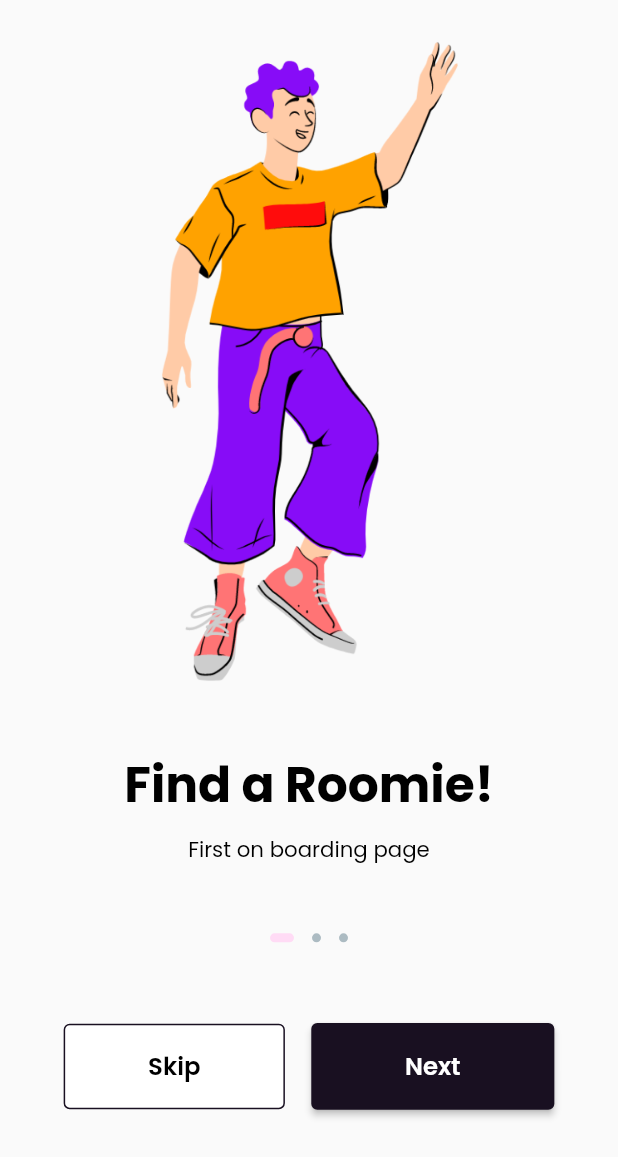
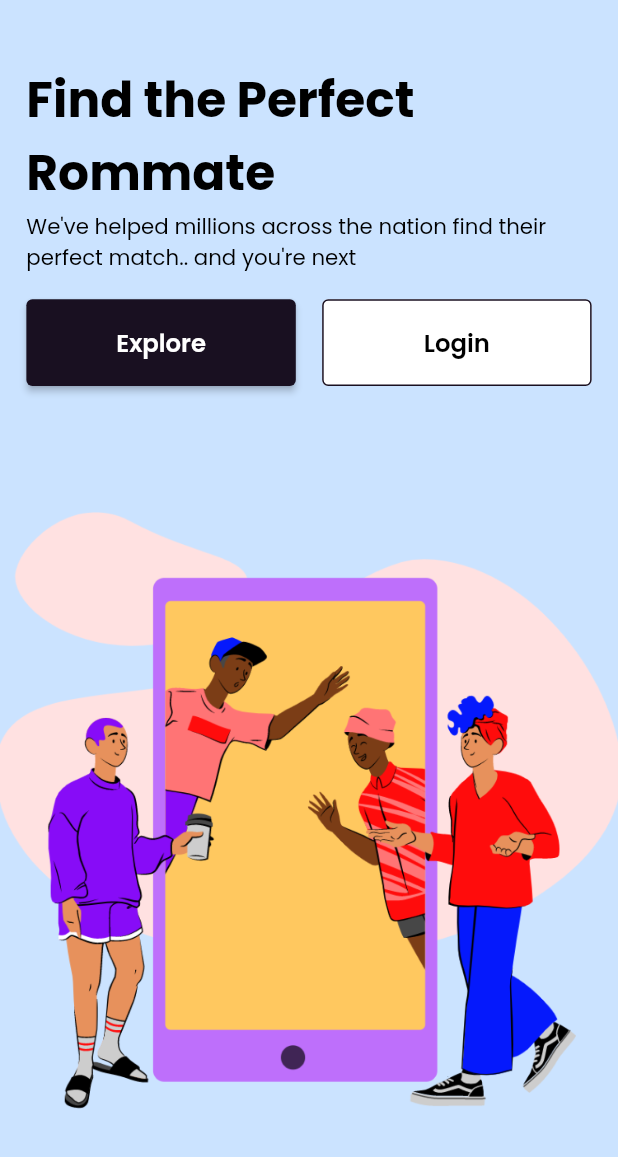
Before and after one commit to satriawarn/FlutterBooking, a Flutter app: the screen it shows after launch, on a phone screen of 412 x 824 dp. Shown: the top 1157 px of the screen. Run offline on Flutter 3.47's test engine with Material 2 defaults, Android fonts, the phone set to English and light mode, and no system bars; our stand-ins replace bloc, flutter_bloc, flutter_screenutil.

Commit message:
complete the welcome page

```diff
--- a/lib/main.dart
+++ b/lib/main.dart
@@ -1,4 +1,5 @@
 import 'package:booking_aja/presentation/pages/onboarding/onboarding_view.dart';
+import 'package:booking_aja/presentation/pages/welcome/welcome_view.dart';
 import 'package:flutter/material.dart';
 import 'package:flutter_screenutil/flutter_screenutil.dart';
 
@@ -24,7 +25,7 @@ class MyApp extends StatelessWidget {
             primarySwatch: Colors.blue,
             fontFamily: 'Poppins',
           ),
-          home: const OnboardingPage(),
+          home: const WelcomePage(),
         );
       },
     );
--- /dev/null
+++ b/lib/presentation/pages/welcome/component/welcome_button.dart
@@ -0,0 +1,33 @@
+import 'package:booking_aja/config/theme/app_dimen.dart';
+import 'package:booking_aja/presentation/widget/primary_button.dart';
+import 'package:booking_aja/presentation/widget/secondary_button.dart';
+import 'package:booking_aja/utils/extension/double_extension.dart';
+import 'package:flutter/material.dart';
+
+class WelcomeButton extends StatelessWidget {
+  const WelcomeButton({Key? key}) : super(key: key);
+
+  @override
+  Widget build(BuildContext context) {
+    return Padding(
+      padding: EdgeInsets.symmetric(horizontal: AppDimen.w16),
+      child: Row(
+        children: [
+          Expanded(
+            child: PrimaryButton(
+              onPressed: () {},
+              text: "Explore",
+            ),
+          ),
+          16.0.width,
+          Expanded(
+            child: SecondaryButton(
+              onPressed: () {},
+              text: "Login",
+            ),
+          ),
+        ],
+      ),
+    );
+  }
+}
--- /dev/null
+++ b/lib/presentation/pages/welcome/component/welcome_image.dart
@@ -0,0 +1,16 @@
+import 'package:booking_aja/data/src/img_string.dart';
+import 'package:flutter/material.dart';
+
+class WelcomeImage extends StatelessWidget {
+  const WelcomeImage({Key? key}) : super(key: key);
+
+  @override
+  Widget build(BuildContext context) {
+    return Expanded(
+      child: Image.asset(
+        ImgString.giantPhone,
+        fit: BoxFit.contain,
+      ),
+    );
+  }
+}
--- /dev/null
+++ b/lib/presentation/pages/welcome/component/welcome_title.dart
@@ -0,0 +1,29 @@
+import 'package:booking_aja/config/config.dart';
+import 'package:booking_aja/config/theme/app_dimen.dart';
+import 'package:booking_aja/utils/extension/double_extension.dart';
+import 'package:flutter/material.dart';
+
+class WelcomeTitle extends StatelessWidget {
+  const WelcomeTitle({Key? key}) : super(key: key);
+
+  @override
+  Widget build(BuildContext context) {
+    return Padding(
+      padding: EdgeInsets.all(AppDimen.w16),
+      child: Column(
+        mainAxisSize: MainAxisSize.min,
+        children: [
+          24.0.height,
+          Text(
+            "Find the Perfect Rommate",
+            style: AppFont.h3,
+          ),
+          Text(
+            "We've helped millions across the nation find their perfect match.. and you're next",
+            style: AppFont.paragraphMedium,
+          )
+        ],
+      ),
+    );
+  }
+}
--- a/lib/presentation/pages/welcome/finish/finish_view.dart
+++ b/lib/presentation/pages/welcome/finish/finish_view.dart
@@ -5,6 +5,8 @@ import 'finish_cubit.dart';
 import 'finish_state.dart';
 
 class FinishPage extends StatelessWidget {
+  const FinishPage({super.key});
+
   @override
   Widget build(BuildContext context) {
     return BlocProvider(
--- a/lib/presentation/pages/welcome/login/forgot_password/forgot_password_view.dart
+++ b/lib/presentation/pages/welcome/login/forgot_password/forgot_password_view.dart
@@ -5,6 +5,8 @@ import 'forgot_password_cubit.dart';
 import 'forgot_password_state.dart';
 
 class Forgot_passwordPage extends StatelessWidget {
+  const Forgot_passwordPage({super.key});
+
   @override
   Widget build(BuildContext context) {
     return BlocProvider(
--- a/lib/presentation/pages/welcome/login/login_view.dart
+++ b/lib/presentation/pages/welcome/login/login_view.dart
@@ -5,6 +5,8 @@ import 'login_cubit.dart';
 import 'login_state.dart';
 
 class LoginPage extends StatelessWidget {
+  const LoginPage({super.key});
+
   @override
   Widget build(BuildContext context) {
     return BlocProvider(
--- a/lib/presentation/pages/welcome/register/register_view.dart
+++ b/lib/presentation/pages/welcome/register/register_view.dart
@@ -5,6 +5,8 @@ import 'register_cubit.dart';
 import 'register_state.dart';
 
 class RegisterPage extends StatelessWidget {
+  const RegisterPage({super.key});
+
   @override
   Widget build(BuildContext context) {
     return BlocProvider(
--- a/lib/presentation/pages/welcome/welcome_view.dart
+++ b/lib/presentation/pages/welcome/welcome_view.dart
@@ -1,3 +1,7 @@
+import 'package:booking_aja/config/config.dart';
+import 'package:booking_aja/presentation/pages/welcome/component/welcome_button.dart';
+import 'package:booking_aja/presentation/pages/welcome/component/welcome_image.dart';
+import 'package:booking_aja/presentation/pages/welcome/component/welcome_title.dart';
 import 'package:flutter/material.dart';
 import 'package:flutter_bloc/flutter_bloc.dart';
 
@@ -5,6 +9,8 @@ import 'welcome_cubit.dart';
 import 'welcome_state.dart';
 
 class WelcomePage extends StatelessWidget {
+  const WelcomePage({super.key});
+
   @override
   Widget build(BuildContext context) {
     return BlocProvider(
@@ -16,6 +22,15 @@ class WelcomePage extends StatelessWidget {
   Widget _buildPage(BuildContext context) {
     final cubit = BlocProvider.of<WelcomeCubit>(context);
 
-    return Container();
+    return Scaffold(
+      backgroundColor: AppColor.accentBlue,
+      body: Column(
+        children: const [
+          WelcomeTitle(),
+          WelcomeButton(),
+          WelcomeImage()
+        ],
+      ),
+    );
   }
 }
--- a/lib/presentation/widget/secondary_button.dart
+++ b/lib/presentation/widget/secondary_button.dart
@@ -26,8 +26,8 @@ class SecondaryButton extends StatelessWidget {
 
   Widget _type1() {
     return SizedBox(
-      height: 24,
-      width: width,
+      height: 24.h,
+      width: width.w,
       child: OutlinedButton(
         onPressed: onPressed,
         style: OutlinedButton.styleFrom(
@@ -47,8 +47,8 @@ class SecondaryButton extends StatelessWidget {
 
   Widget _type2() {
     return SizedBox(
-      height: 32,
-      width: width,
+      height: 32.h,
+      width: width.w,
       child: OutlinedButton(
         onPressed: onPressed,
         style: OutlinedButton.styleFrom(
@@ -68,8 +68,8 @@ class SecondaryButton extends StatelessWidget {
 
   Widget _type3() {
     return SizedBox(
-      height: 57,
-      width: width,
+      height: 57.h,
+      width: width.w,
       child: OutlinedButton(
         onPressed: onPressed,
         style: OutlinedButton.styleFrom(
```
Also changed, not shown: 2 other files.
